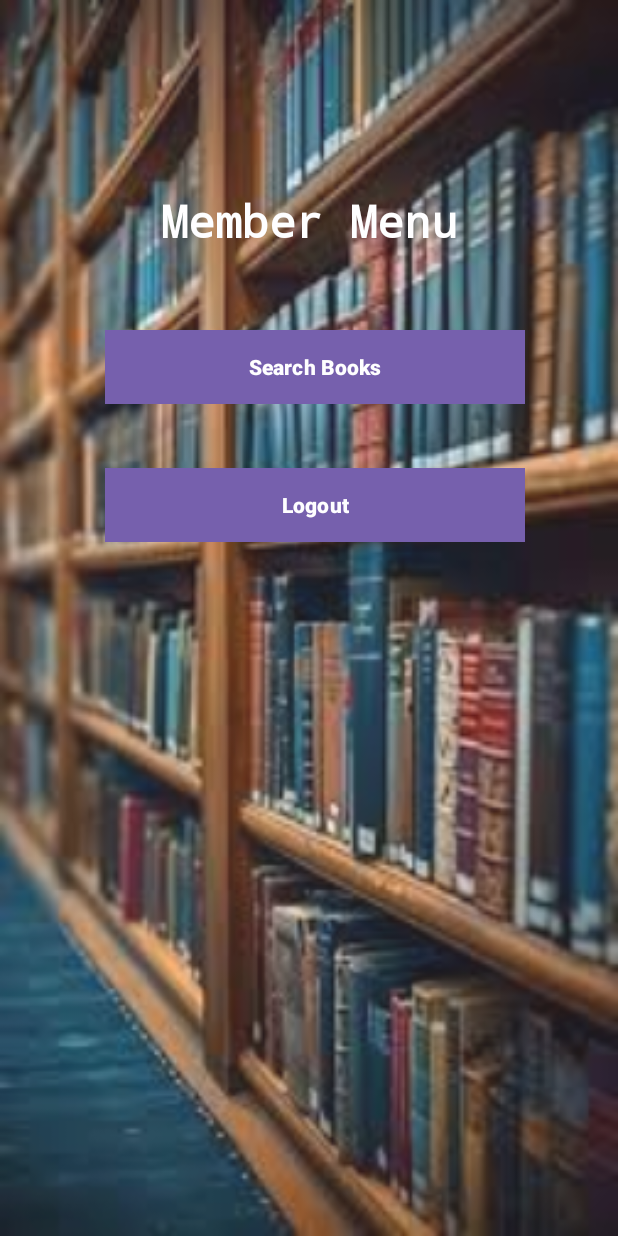
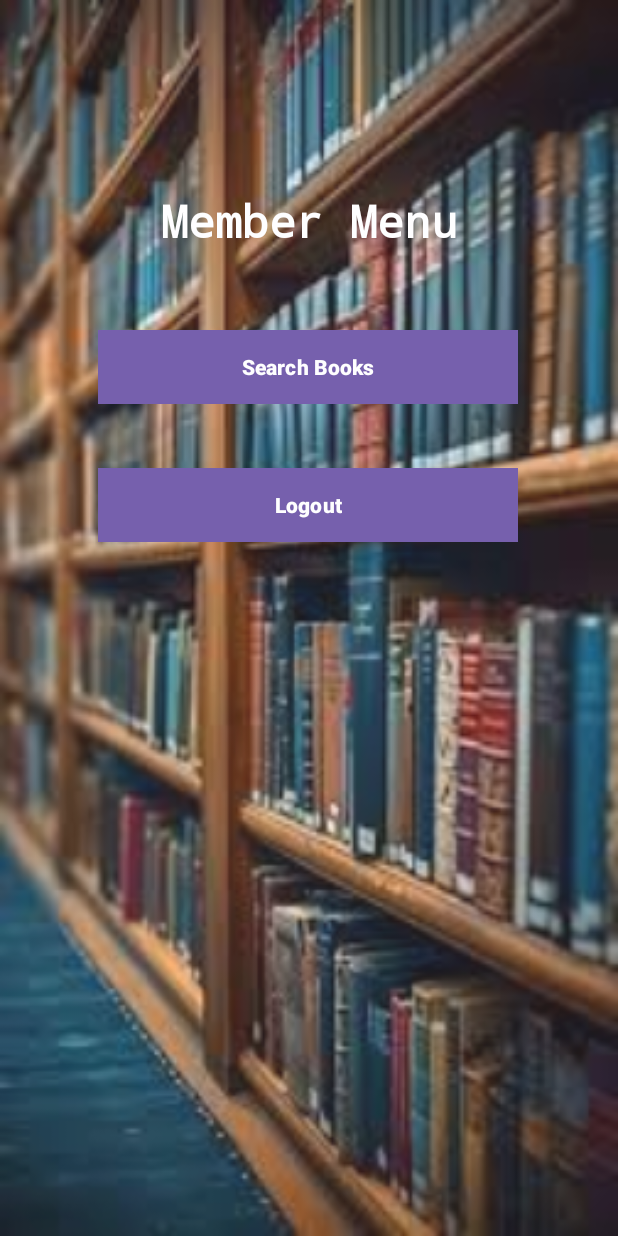
Before and after one commit to NavinduMadusanka/Assignment7-MIT3206-22550119, an Android app: the MemberMenu screen opened directly, with no data from a screen before it, on a phone screen of 412 x 824 dp. Run offline under Robolectric (Android 15) with nearby library versions, the phone set to English and light mode, and no system bars.

Commit message:
Initial Commit

```diff
--- a/app/src/main/res/layout/activity_member_menu.xml
+++ b/app/src/main/res/layout/activity_member_menu.xml
@@ -27,7 +27,7 @@
         android:id="@+id/btnserachbook"
         android:layout_width="280dp"
         android:layout_height="49dp"
-        android:layout_marginStart="70dp"
+        android:layout_marginStart="65dp"
         android:layout_marginTop="220dp"
         android:background="@color/colorPrimaryDark"
         android:text="Search Books"
@@ -40,7 +40,7 @@
         android:id="@+id/btnmemberlogout"
         android:layout_width="280dp"
         android:layout_height="49dp"
-        android:layout_marginStart="70dp"
+        android:layout_marginStart="65dp"
         android:layout_marginTop="312dp"
         android:background="@color/colorPrimaryDark"
         android:text="Logout"
```
